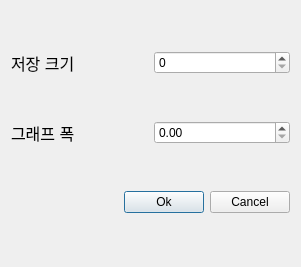
Old version of the form settings_dialog.ui in the repository gkdisdhfl1/PowerSimulator.
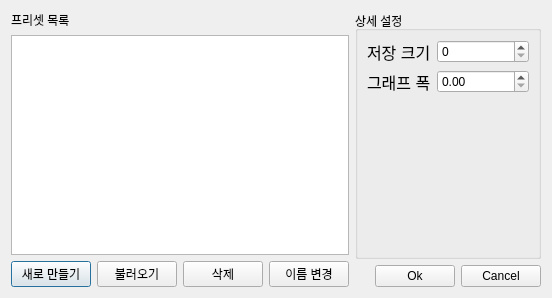
New version of the form.

Commit message: Refactor(Settings): 프리셋 관리 UI를 SettingsDialog로 통합

Diff of the .ui file:
```diff
--- a/settings_dialog.ui
+++ b/settings_dialog.ui
@@ -6,17 +6,84 @@
    <rect>
     <x>0</x>
     <y>0</y>
-    <width>301</width>
-    <height>267</height>
+    <width>552</width>
+    <height>298</height>
    </rect>
   </property>
   <property name="windowTitle">
    <string>SettingDialog</string>
   </property>
+  <layout class="QHBoxLayout" name="horizontalLayout" stretch="1,2">
+   <item>
   <layout class="QVBoxLayout" name="verticalLayout">
    <item>
-    <layout class="QHBoxLayout" name="horizontalLayout_4">
+      <widget class="QLabel" name="label">
+       <property name="text">
+        <string>프리셋 목록</string>
+       </property>
+      </widget>
+     </item>
      <item>
+      <widget class="QListWidget" name="presetListWidget"/>
+     </item>
+     <item>
+      <layout class="QHBoxLayout" name="horizontalLayout_3">
+       <item>
+        <spacer name="horizontalSpacer_2">
+         <property name="orientation">
+          <enum>Qt::Orientation::Horizontal</enum>
+         </property>
+         <property name="sizeHint" stdset="0">
+          <size>
+           <width>40</width>
+           <height>20</height>
+          </size>
+         </property>
+        </spacer>
+       </item>
+       <item>
+        <widget class="QPushButton" name="newPresetButton">
+         <property name="text">
+          <string>새로 만들기</string>
+         </property>
+        </widget>
+       </item>
+       <item>
+        <widget class="QPushButton" name="loadPresetButton">
+         <property name="text">
+          <string>불러오기</string>
+         </property>
+        </widget>
+       </item>
+       <item>
+        <widget class="QPushButton" name="deletePresetButton">
+         <property name="text">
+          <string>삭제</string>
+         </property>
+        </widget>
+       </item>
+       <item>
+        <widget class="QPushButton" name="renamePresetButton">
+         <property name="text">
+          <string>이름 변경</string>
+         </property>
+        </widget>
+       </item>
+      </layout>
+     </item>
+    </layout>
+   </item>
+   <item>
+    <layout class="QVBoxLayout" name="verticalLayout_2" stretch="1,0">
+     <item>
+      <widget class="QGroupBox" name="groupBox">
+       <property name="title">
+        <string>상세 설정</string>
+       </property>
+       <layout class="QGridLayout" name="gridLayout">
+        <item row="0" column="0">
+         <layout class="QFormLayout" name="formLayout">
+          <item row="0" column="0">
       <widget class="QLabel" name="label_2">
        <property name="sizePolicy">
         <sizepolicy hsizetype="Minimum" vsizetype="Minimum">
@@ -34,14 +101,10 @@
        </property>
       </widget>
      </item>
-     <item>
-      <widget class="QSpinBox" name="maxSizeSpinBox"/>
-     </item>
-    </layout>
-   </item>
-   <item>
-    <layout class="QHBoxLayout" name="horizontalLayout">
-     <item>
+          <item row="0" column="1">
+           <widget class="QSpinBox" name="maxDataSizeSpinBox"/>
+          </item>
+          <item row="1" column="0">
       <widget class="QLabel" name="graphWidthLabel">
        <property name="sizePolicy">
         <sizepolicy hsizetype="Minimum" vsizetype="Minimum">
@@ -59,11 +122,14 @@
        </property>
       </widget>
      </item>
-     <item>
+          <item row="1" column="1">
       <widget class="QDoubleSpinBox" name="graphWidthSpinBox"/>
      </item>
     </layout>
    </item>
+       </layout>
+      </widget>
+     </item>
    <item>
     <layout class="QHBoxLayout" name="horizontalLayout_2">
      <item>
@@ -95,6 +161,8 @@
         <string>Cancel</string>
        </property>
       </widget>
+       </item>
+      </layout>
      </item>
     </layout>
    </item>
```
Lines whose indentation alone changed are shown as unchanged. The commit also changes 10 other files.
